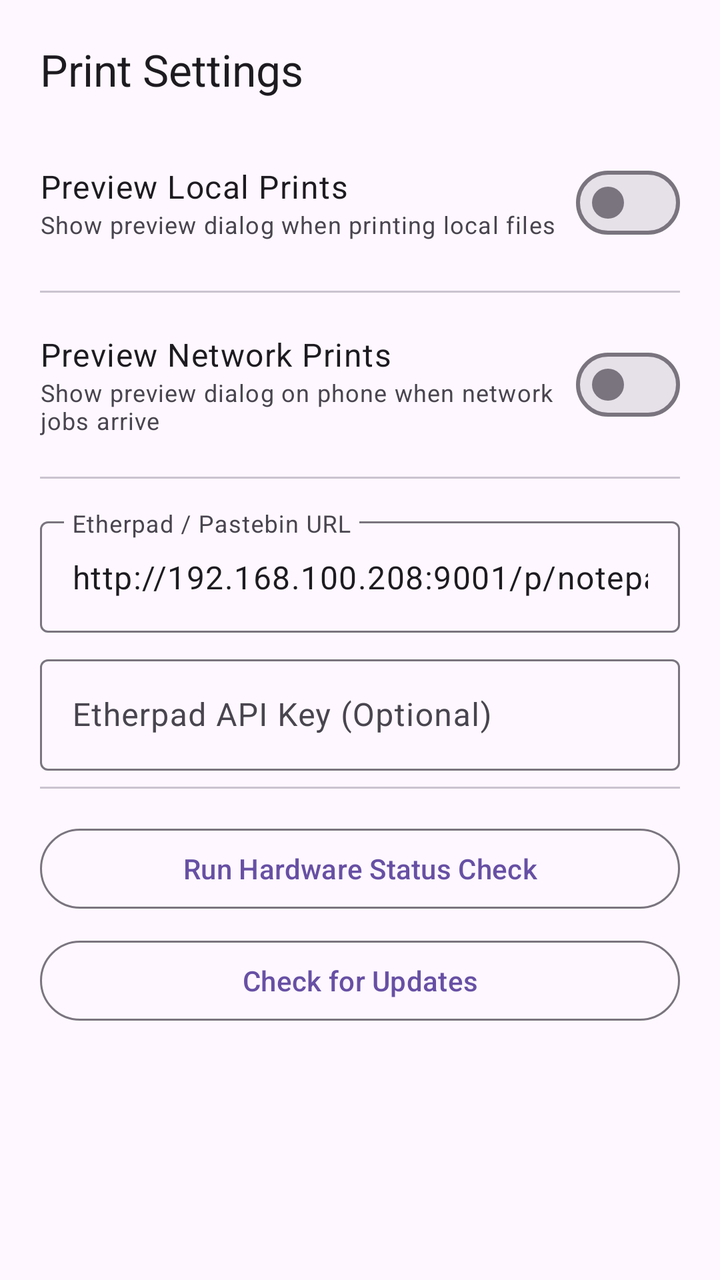
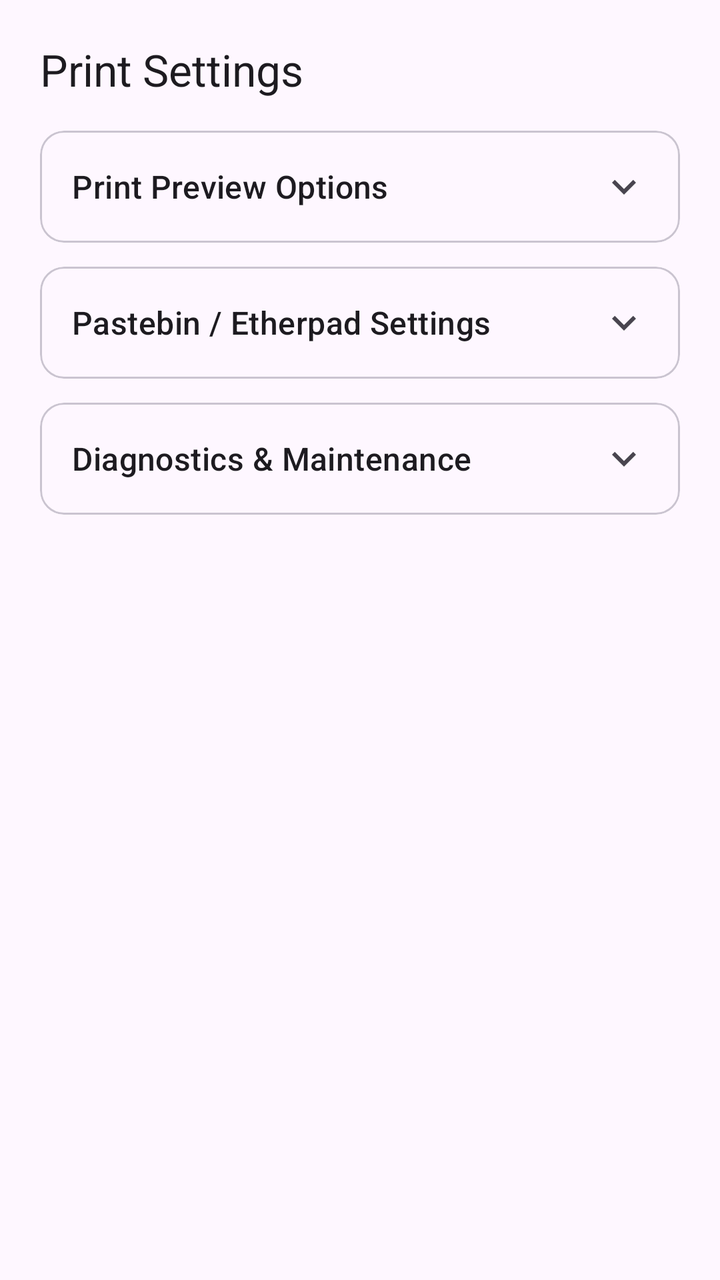

Two renders of the same Android screen: before a commit and after it. Below are the layout's source before the change and the commit's diff.
<!-- AndroidManifest.xml: application theme Theme.RolloPrint -->
<!-- res/layout/dialog_settings.xml -->
<?xml version="1.0" encoding="utf-8"?>
<ScrollView xmlns:android="http://schemas.android.com/apk/res/android"
    android:layout_width="match_parent"
    android:layout_height="wrap_content"
    android:scrollbars="vertical"
    android:padding="20dp">

    <LinearLayout
        android:layout_width="match_parent"
        android:layout_height="wrap_content"
        android:orientation="vertical">

        <TextView
            android:layout_width="wrap_content"
            android:layout_height="wrap_content"
            android:text="@string/print_settings_title"
            android:textAppearance="?attr/textAppearanceTitleLarge"
            android:textColor="?attr/colorOnSurface"
            android:layout_marginBottom="16dp" />

        
        <LinearLayout
            android:layout_width="match_parent"
            android:layout_height="wrap_content"
            android:orientation="horizontal"
            android:gravity="center_vertical"
            android:paddingVertical="12dp">

            <LinearLayout
                android:layout_width="0dp"
                android:layout_height="wrap_content"
                android:layout_weight="1"
                android:orientation="vertical">

                <TextView
                    android:layout_width="wrap_content"
                    android:layout_height="wrap_content"
                    android:text="@string/preview_local_prints"
                    android:textAppearance="?attr/textAppearanceBodyLarge"
                    android:textColor="?attr/colorOnSurface" />

                <TextView
                    android:layout_width="wrap_content"
                    android:layout_height="wrap_content"
                    android:text="@string/preview_local_prints_sub"
                    android:textAppearance="?attr/textAppearanceBodySmall"
                    android:textColor="?attr/colorOnSurfaceVariant" />
            </LinearLayout>

            <com.google.android.material.materialswitch.MaterialSwitch
                android:id="@+id/switchLocalPreviewDialog"
                android:layout_width="wrap_content"
                android:layout_height="wrap_content" />
        </LinearLayout>

        <com.google.android.material.divider.MaterialDivider
            android:layout_width="match_parent"
            android:layout_height="wrap_content"
            android:layout_marginVertical="8dp" />

        
        <LinearLayout
            android:layout_width="match_parent"
            android:layout_height="wrap_content"
            android:orientation="horizontal"
            android:gravity="center_vertical"
            android:paddingVertical="12dp">

            <LinearLayout
                android:layout_width="0dp"
                android:layout_height="wrap_content"
                android:layout_weight="1"
                android:orientation="vertical">

                <TextView
                    android:layout_width="wrap_content"
                    android:layout_height="wrap_content"
                    android:text="@string/preview_network_prints"
                    android:textAppearance="?attr/textAppearanceBodyLarge"
                    android:textColor="?attr/colorOnSurface" />

                <TextView
                    android:layout_width="wrap_content"
                    android:layout_height="wrap_content"
                    android:text="@string/preview_network_prints_sub"
                    android:textAppearance="?attr/textAppearanceBodySmall"
                    android:textColor="?attr/colorOnSurfaceVariant" />
            </LinearLayout>

        <com.google.android.material.materialswitch.MaterialSwitch
            android:id="@+id/switchNetworkPreviewDialog"
            android:layout_width="wrap_content"
            android:layout_height="wrap_content" />
        </LinearLayout>

        <com.google.android.material.divider.MaterialDivider
            android:layout_width="match_parent"
            android:layout_height="wrap_content"
            android:layout_marginVertical="8dp" />

        
        <com.google.android.material.textfield.TextInputLayout
            style="@style/Widget.Material3.TextInputLayout.OutlinedBox"
            android:layout_width="match_parent"
            android:layout_height="wrap_content"
            android:hint="@string/etherpad_url_hint"
            android:layout_marginTop="8dp">

            <com.google.android.material.textfield.TextInputEditText
                android:id="@+id/etEtherpadUrl"
                android:layout_width="match_parent"
                android:layout_height="wrap_content"
                android:inputType="textUri"
                android:text="http://192.168.100.208:9001/p/notepad" />
        </com.google.android.material.textfield.TextInputLayout>

        <com.google.android.material.textfield.TextInputLayout
            style="@style/Widget.Material3.TextInputLayout.OutlinedBox"
            android:layout_width="match_parent"
            android:layout_height="wrap_content"
            android:hint="Etherpad API Key (Optional)"
            android:layout_marginTop="8dp">

            <com.google.android.material.textfield.TextInputEditText
                android:id="@+id/etEtherpadApiKey"
                android:layout_width="match_parent"
                android:layout_height="wrap_content"
                android:inputType="textPassword" />
        </com.google.android.material.textfield.TextInputLayout>

        <com.google.android.material.divider.MaterialDivider
            android:layout_width="match_parent"
            android:layout_height="wrap_content"
            android:layout_marginVertical="8dp" />

        
        <com.google.android.material.button.MaterialButton
            android:id="@+id/btnDiagnostics"
            style="@style/Widget.Material3.Button.OutlinedButton"
            android:layout_width="match_parent"
            android:layout_height="wrap_content"
            android:layout_marginTop="8dp"
            android:text="Run Hardware Status Check" />

        
        <com.google.android.material.button.MaterialButton
            android:id="@+id/btnCheckUpdates"
            style="@style/Widget.Material3.Button.OutlinedButton"
            android:layout_width="match_parent"
            android:layout_height="wrap_content"
            android:layout_marginTop="8dp"
            android:text="@string/check_updates" />

    </LinearLayout>
</ScrollView>
<!-- resources referenced by this layout -->
<resources>
  <string name="check_updates">Check for Updates</string>
  <string name="etherpad_url_hint">Etherpad / Pastebin URL</string>
  <string name="preview_local_prints">Preview Local Prints</string>
  <string name="preview_local_prints_sub">Show preview dialog when printing local files</string>
  <string name="preview_network_prints">Preview Network Prints</string>
  <string name="preview_network_prints_sub">Show preview dialog on phone when network jobs arrive</string>
  <string name="print_settings_title">Print Settings</string>
  <style name="Theme.RolloPrint" parent="Base.Theme.RolloPrint" />
  <style name="Base.Theme.RolloPrint" parent="Theme.Material3.DayNight.NoActionBar">
          
          <item name="android:windowLayoutInDisplayCutoutMode" tools:targetApi="p">shortEdges</item>
      </style>
</resources>

<!-- the commit's change to res/layout/dialog_settings.xml (unified diff, before → after) -->
@@ -1,5 +1,6 @@
 <?xml version="1.0" encoding="utf-8"?>
 <ScrollView xmlns:android="http://schemas.android.com/apk/res/android"
+    xmlns:app="http://schemas.android.com/apk/res-auto"
     android:layout_width="match_parent"
     android:layout_height="wrap_content"
     android:scrollbars="vertical"
@@ -19,137 +20,284 @@
             android:layout_marginBottom="16dp" />
 
         
-        <LinearLayout
+        <com.google.android.material.card.MaterialCardView
             android:layout_width="match_parent"
             android:layout_height="wrap_content"
-            android:orientation="horizontal"
-            android:gravity="center_vertical"
-            android:paddingVertical="12dp">
+            android:layout_marginBottom="12dp"
+            app:cardCornerRadius="12dp"
+            app:cardElevation="0dp"
+            app:strokeWidth="1dp"
+            app:strokeColor="?attr/colorOutlineVariant">
 
             <LinearLayout
-                android:layout_width="0dp"
+                android:layout_width="match_parent"
                 android:layout_height="wrap_content"
-                android:layout_weight="1"
                 android:orientation="vertical">
 
-                <TextView
-                    android:layout_width="wrap_content"
-                    android:layout_height="wrap_content"
-                    android:text="@string/preview_local_prints"
-                    android:textAppearance="?attr/textAppearanceBodyLarge"
-                    android:textColor="?attr/colorOnSurface" />
-
-                <TextView
-                    android:layout_width="wrap_content"
-                    android:layout_height="wrap_content"
-                    android:text="@string/preview_local_prints_sub"
-                    android:textAppearance="?attr/textAppearanceBodySmall"
-                    android:textColor="?attr/colorOnSurfaceVariant" />
+                <LinearLayout
+                    android:id="@+id/headerPreviewOptions"
+                    android:layout_width="match_parent"
+                    android:layout_height="wrap_content"
+                    android:orientation="horizontal"
+                    android:gravity="center_vertical"
+                    android:padding="16dp"
+                    android:background="?attr/selectableItemBackground">
+
+                    <TextView
+                        android:layout_width="0dp"
+                        android:layout_height="wrap_content"
+                        android:layout_weight="1"
+                        android:text="Print Preview Options"
+                        android:textAppearance="?attr/textAppearanceTitleMedium"
+                        android:textColor="?attr/colorOnSurface" />
+
+                    <ImageView
+                        android:id="@+id/ivArrowPreview"
+                        android:layout_width="24dp"
+                        android:layout_height="24dp"
+                        android:src="@drawable/ic_expand_more"
+                        android:contentDescription="Toggle Section"
+                        app:tint="?attr/colorOnSurfaceVariant" />
+                </LinearLayout>
+
+                <LinearLayout
+                    android:id="@+id/containerPreviewOptions"
+                    android:layout_width="match_parent"
+                    android:layout_height="wrap_content"
+                    android:orientation="vertical"
+                    android:paddingHorizontal="16dp"
+                    android:paddingBottom="16dp"
+                    android:visibility="gone">
+
+                    
+                    <LinearLayout
+                        android:layout_width="match_parent"
+                        android:layout_height="wrap_content"
+                        android:orientation="horizontal"
+                        android:gravity="center_vertical"
+                        android:paddingVertical="8dp">
+
+                        <LinearLayout
+                            android:layout_width="0dp"
+                            android:layout_height="wrap_content"
+                            android:layout_weight="1"
+                            android:orientation="vertical">
+
+                            <TextView
+                                android:layout_width="wrap_content"
+                                android:layout_height="wrap_content"
+                                android:text="@string/preview_local_prints"
+                                android:textAppearance="?attr/textAppearanceBodyLarge"
+                                android:textColor="?attr/colorOnSurface" />
+
+                            <TextView
+                                android:layout_width="wrap_content"
+                                android:layout_height="wrap_content"
+                                android:text="@string/preview_local_prints_sub"
+                                android:textAppearance="?attr/textAppearanceBodySmall"
+                                android:textColor="?attr/colorOnSurfaceVariant" />
+                        </LinearLayout>
+
+                        <com.google.android.material.materialswitch.MaterialSwitch
+                            android:id="@+id/switchLocalPreviewDialog"
+                            android:layout_width="wrap_content"
+                            android:layout_height="wrap_content" />
+                    </LinearLayout>
+
+                    <com.google.android.material.divider.MaterialDivider
+                        android:layout_width="match_parent"
+                        android:layout_height="wrap_content"
+                        android:layout_marginVertical="8dp" />
+
+                    
+                    <LinearLayout
+                        android:layout_width="match_parent"
+                        android:layout_height="wrap_content"
+                        android:orientation="horizontal"
+                        android:gravity="center_vertical"
+                        android:paddingVertical="8dp">
+
+                        <LinearLayout
+                            android:layout_width="0dp"
+                            android:layout_height="wrap_content"
+                            android:layout_weight="1"
+                            android:orientation="vertical">
+
+                            <TextView
+                                android:layout_width="wrap_content"
+                                android:layout_height="wrap_content"
+                                android:text="@string/preview_network_prints"
+                                android:textAppearance="?attr/textAppearanceBodyLarge"
+                                android:textColor="?attr/colorOnSurface" />
+
+                            <TextView
+                                android:layout_width="wrap_content"
+                                android:layout_height="wrap_content"
+                                android:text="@string/preview_network_prints_sub"
+                                android:textAppearance="?attr/textAppearanceBodySmall"
+                                android:textColor="?attr/colorOnSurfaceVariant" />
+                        </LinearLayout>
+
+                        <com.google.android.material.materialswitch.MaterialSwitch
+                            android:id="@+id/switchNetworkPreviewDialog"
+                            android:layout_width="wrap_content"
+                            android:layout_height="wrap_content" />
+                    </LinearLayout>
+                </LinearLayout>
+
             </LinearLayout>
-
-            <com.google.android.material.materialswitch.MaterialSwitch
-                android:id="@+id/switchLocalPreviewDialog"
-                android:layout_width="wrap_content"
-                android:layout_height="wrap_content" />
-        </LinearLayout>
-
-        <com.google.android.material.divider.MaterialDivider
+        </com.google.android.material.card.MaterialCardView>
+
+        
+        <com.google.android.material.card.MaterialCardView
             android:layout_width="match_parent"
             android:layout_height="wrap_content"
-            android:layout_marginVertical="8dp" />
+            android:layout_marginBottom="12dp"
+            app:cardCornerRadius="12dp"
+            app:cardElevation="0dp"
+            app:strokeWidth="1dp"
+            app:strokeColor="?attr/colorOutlineVariant">
+
+            <LinearLayout
+                android:layout_width="match_parent"
+                android:layout_height="wrap_content"
+                android:orientation="vertical">
+
+                <LinearLayout
+                    android:id="@+id/headerEtherpad"
+                    android:layout_width="match_parent"
+                    android:layout_height="wrap_content"
+                    android:orientation="horizontal"
+                    android:gravity="center_vertical"
+                    android:padding="16dp"
+                    android:background="?attr/selectableItemBackground">
+
+                    <TextView
+                        android:layout_width="0dp"
+                        android:layout_height="wrap_content"
+                        android:layout_weight="1"
+                        android:text="Pastebin / Etherpad Settings"
+                        android:textAppearance="?attr/textAppearanceTitleMedium"
+                        android:textColor="?attr/colorOnSurface" />
+
+                    <ImageView
+                        android:id="@+id/ivArrowEtherpad"
+                        android:layout_width="24dp"
+                        android:layout_height="24dp"
+                        android:src="@drawable/ic_expand_more"
+                        android:contentDescription="Toggle Section"
+                        app:tint="?attr/colorOnSurfaceVariant" />
+                </LinearLayout>
+
+                <LinearLayout
+                    android:id="@+id/containerEtherpad"
+                    android:layout_width="match_parent"
+                    android:layout_height="wrap_content"
+                    android:orientation="vertical"
+                    android:paddingHorizontal="16dp"
+                    android:paddingBottom="16dp"
+                    android:visibility="gone">
+
+                    <com.google.android.material.textfield.TextInputLayout
+                        style="@style/Widget.Material3.TextInputLayout.OutlinedBox"
+                        android:layout_width="match_parent"
+                        android:layout_height="wrap_content"
+                        android:hint="@string/etherpad_url_hint">
+
+                        <com.google.android.material.textfield.TextInputEditText
+                            android:id="@+id/etEtherpadUrl"
+                            android:layout_width="match_parent"
+                            android:layout_height="wrap_content"
+                            android:inputType="textUri"
+                            android:text="http://192.168.100.208:9001/p/notepad" />
+                    </com.google.android.material.textfield.TextInputLayout>
+
+                    <com.google.android.material.textfield.TextInputLayout
+                        style="@style/Widget.Material3.TextInputLayout.OutlinedBox"
+                        android:layout_width="match_parent"
+                        android:layout_height="wrap_content"
+                        android:hint="Etherpad API Key (Optional)"
+                        android:layout_marginTop="8dp">
+
+                        <com.google.android.material.textfield.TextInputEditText
+                            android:id="@+id/etEtherpadApiKey"
+                            android:layout_width="match_parent"
+                            android:layout_height="wrap_content"
+                            android:inputType="textPassword" />
+                    </com.google.android.material.textfield.TextInputLayout>
+                </LinearLayout>
+
+            </LinearLayout>
+        </com.google.android.material.card.MaterialCardView>
 
         
-        <LinearLayout
+        <com.google.android.material.card.MaterialCardView
             android:layout_width="match_parent"
             android:layout_height="wrap_content"
-            android:orientation="horizontal"
-            android:gravity="center_vertical"
-            android:paddingVertical="12dp">
+            android:layout_marginBottom="12dp"
+            app:cardCornerRadius="12dp"
+            app:cardElevation="0dp"
+            app:strokeWidth="1dp"
+            app:strokeColor="?attr/colorOutlineVariant">
 
             <LinearLayout
-                android:layout_width="0dp"
-                android:layout_height="wrap_content"
-                android:layout_weight="1"
-                android:orientation="vertical">
-
-                <TextView
-                    android:layout_width="wrap_content"
-                    android:layout_height="wrap_content"
-                    android:text="@string/preview_network_prints"
-                    android:textAppearance="?attr/textAppearanceBodyLarge"
-                    android:textColor="?attr/colorOnSurface" />
-
-                <TextView
-                    android:layout_width="wrap_content"
-                    android:layout_height="wrap_content"
-                    android:text="@string/preview_network_prints_sub"
-                    android:textAppearance="?attr/textAppearanceBodySmall"
-                    android:textColor="?attr/colorOnSurfaceVariant" />
-            </LinearLayout>
-
-        <com.google.android.material.materialswitch.MaterialSwitch
-            android:id="@+id/switchNetworkPreviewDialog"
-            android:layout_width="wrap_content"
-            android:layout_height="wrap_content" />
-        </LinearLayout>
-
-        <com.google.android.material.divider.MaterialDivider
-            android:layout_width="match_parent"
-            android:layout_height="wrap_content"
-            android:layout_marginVertical="8dp" />
-
-        
-        <com.google.android.material.textfield.TextInputLayout
-            style="@style/Widget.Material3.TextInputLayout.OutlinedBox"
-            android:layout_width="match_parent"
-            android:layout_height="wrap_content"
-            android:hint="@string/etherpad_url_hint"
-            android:layout_marginTop="8dp">
-
-            <com.google.android.material.textfield.TextInputEditText
-                android:id="@+id/etEtherpadUrl"
                 android:layout_width="match_parent"
                 android:layout_height="wrap_content"
-                android:inputType="textUri"
-                android:text="http://192.168.100.208:9001/p/notepad" />
-        </com.google.android.material.textfield.TextInputLayout>
-
-        <com.google.android.material.textfield.TextInputLayout
-            style="@style/Widget.Material3.TextInputLayout.OutlinedBox"
-            android:layout_width="match_parent"
-            android:layout_height="wrap_content"
-            android:hint="Etherpad API Key (Optional)"
-            android:layout_marginTop="8dp">
-
-            <com.google.android.material.textfield.TextInputEditText
-                android:id="@+id/etEtherpadApiKey"
-                android:layout_width="match_parent"
-                android:layout_height="wrap_content"
-                android:inputType="textPassword" />
-        </com.google.android.material.textfield.TextInputLayout>
-
-        <com.google.android.material.divider.MaterialDivider
-            android:layout_width="match_parent"
-            android:layout_height="wrap_content"
-            android:layout_marginVertical="8dp" />
-
-        
-        <com.google.android.material.button.MaterialButton
-            android:id="@+id/btnDiagnostics"
-            style="@style/Widget.Material3.Button.OutlinedButton"
-            android:layout_width="match_parent"
-            android:layout_height="wrap_content"
-            android:layout_marginTop="8dp"
-            android:text="Run Hardware Status Check" />
-
-        
-        <com.google.android.material.button.MaterialButton
-            android:id="@+id/btnCheckUpdates"
-            style="@style/Widget.Material3.Button.OutlinedButton"
-            android:layout_width="match_parent"
-            android:layout_height="wrap_content"
-            android:layout_marginTop="8dp"
-            android:text="@string/check_updates" />
+                android:orientation="vertical">
+
+                <LinearLayout
+                    android:id="@+id/headerDiagnostics"
+                    android:layout_width="match_parent"
+                    android:layout_height="wrap_content"
+                    android:orientation="horizontal"
+                    android:gravity="center_vertical"
+                    android:padding="16dp"
+                    android:background="?attr/selectableItemBackground">
+
+                    <TextView
+                        android:layout_width="0dp"
+                        android:layout_height="wrap_content"
+                        android:layout_weight="1"
+                        android:text="Diagnostics &amp; Maintenance"
+                        android:textAppearance="?attr/textAppearanceTitleMedium"
+                        android:textColor="?attr/colorOnSurface" />
+
+                    <ImageView
+                        android:id="@+id/ivArrowDiagnostics"
+                        android:layout_width="24dp"
+                        android:layout_height="24dp"
+                        android:src="@drawable/ic_expand_more"
+                        android:contentDescription="Toggle Section"
+                        app:tint="?attr/colorOnSurfaceVariant" />
+                </LinearLayout>
+
+                <LinearLayout
+                    android:id="@+id/containerDiagnostics"
+                    android:layout_width="match_parent"
+                    android:layout_height="wrap_content"
+                    android:orientation="vertical"
+                    android:paddingHorizontal="16dp"
+                    android:paddingBottom="16dp"
+                    android:visibility="gone">
+
+                    <com.google.android.material.button.MaterialButton
+                        android:id="@+id/btnDiagnostics"
+                        style="@style/Widget.Material3.Button.OutlinedButton"
+                        android:layout_width="match_parent"
+                        android:layout_height="wrap_content"
+                        android:text="Run Hardware Status Check" />
+
+                    <com.google.android.material.button.MaterialButton
+                        android:id="@+id/btnCheckUpdates"
+                        style="@style/Widget.Material3.Button.OutlinedButton"
+                        android:layout_width="match_parent"
+                        android:layout_height="wrap_content"
+                        android:layout_marginTop="8dp"
+                        android:text="@string/check_updates" />
+                </LinearLayout>
+
+            </LinearLayout>
+        </com.google.android.material.card.MaterialCardView>
 
     </LinearLayout>
 </ScrollView>
<!-- resource entries referenced after the edit -->
@@ -1,5 +1,16 @@
 <!-- resources referenced by this layout -->
 <resources>
+  <!-- drawable ic_expand_more (drawable) -->
+  <vector xmlns:android="http://schemas.android.com/apk/res/android"
+      android:width="24dp"
+      android:height="24dp"
+      android:viewportWidth="24"
+      android:viewportHeight="24"
+      android:tint="?attr/colorOnSurfaceVariant">
+    <path
+        android:fillColor="@android:color/white"
+        android:pathData="M16.59,8.59L12,13.17 7.41,8.59 6,10l6,6 6,-6z"/>
+  </vector>
   <string name="check_updates">Check for Updates</string>
   <string name="etherpad_url_hint">Etherpad / Pastebin URL</string>
   <string name="preview_local_prints">Preview Local Prints</string>
